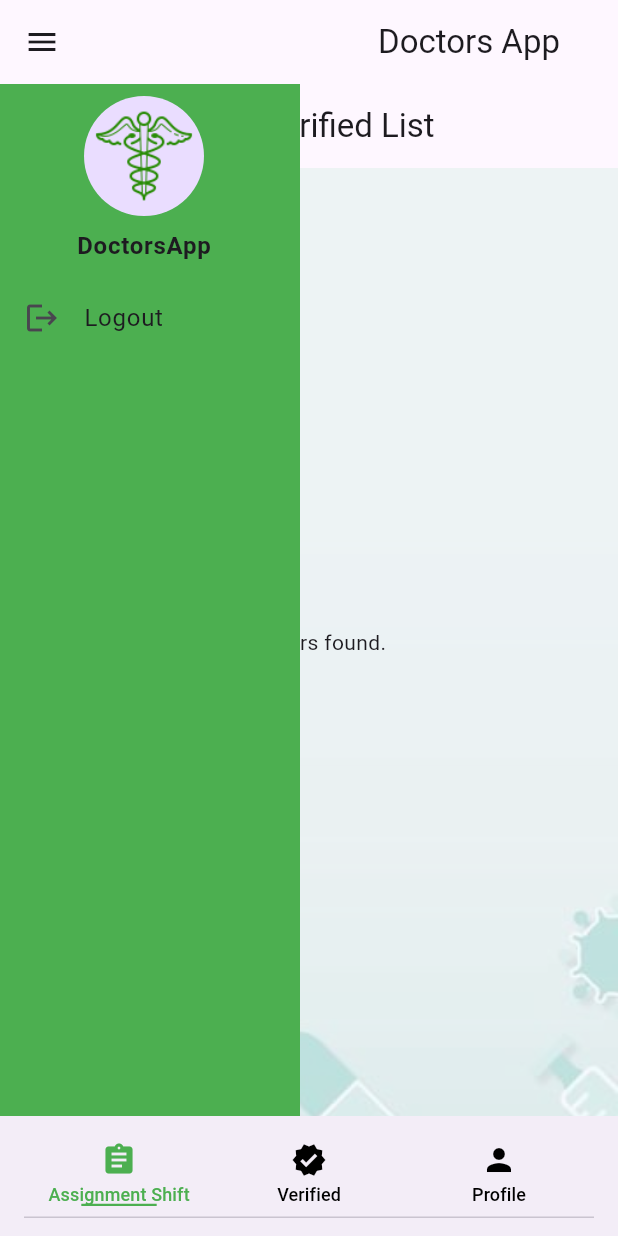
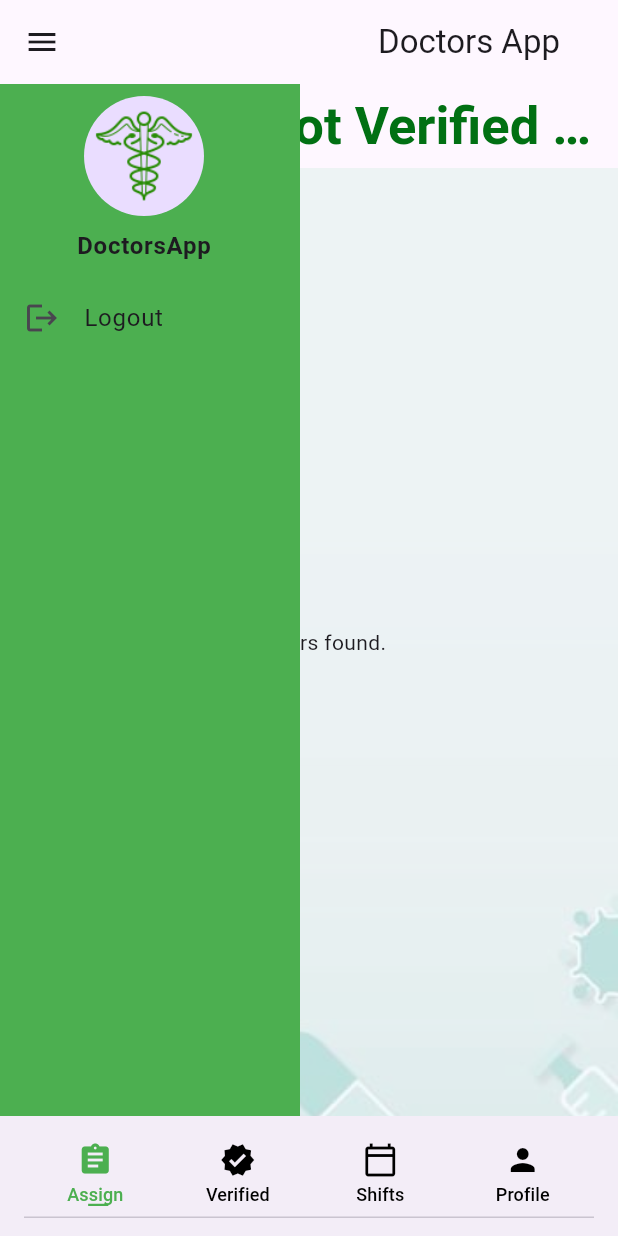
Before and after one commit to mezenbayounes/DoctorsApp, a Flutter app: the HomeScreen screen opened by its route, item 2 of the bottom bar chosen, on a phone screen of 412 x 824 dp. Run offline on Flutter 3.47's test engine with Material 3 defaults, Android fonts, the phone set to English and light mode, and no system bars; our stand-ins replace firebase_auth, firebase_core, shared_preferences; missing offline and left inert: simple_drawer; accounts and stored records are empty; network calls fail.

Commit message:
consulter shifts/delete shifts

```diff
--- a/lib/main.dart
+++ b/lib/main.dart
@@ -1,5 +1,6 @@
 import 'package:doctor_app/firebase_options.dart';
 import 'package:doctor_app/routes/app_routes.dart';
+import 'package:doctor_app/screens/List_All_Shifts/GetAllShifts_provider.dart';
 import 'package:doctor_app/screens/Shift_Assignment/Shift_Assignment_provider.dart';
 import 'package:doctor_app/screens/home/home_provider.dart';
 import 'package:doctor_app/screens/login/login_provider.dart';
@@ -29,6 +30,7 @@ class DoctorsApp extends StatelessWidget {
         ChangeNotifierProvider(create: (_) => ProfileProvider()),
         ChangeNotifierProvider(create: (context) => ValidationProvider()),
         ChangeNotifierProvider(create: (_) => ShiftAssignmentProvider()),
+        ChangeNotifierProvider(create: (context) => ShiftProvider()),
       ],
       child: const MaterialApp(
         debugShowCheckedModeBanner: false,
--- a/lib/routes/app_routes.dart
+++ b/lib/routes/app_routes.dart
@@ -1,3 +1,4 @@
+import 'package:doctor_app/screens/List_All_Shifts/GetAllShifts_screen.dart';
 import 'package:doctor_app/screens/Shift_Assignment/Shift_Assignment_screen.dart';
 import 'package:doctor_app/screens/validation/validation_screen.dart';
 import 'package:flutter/material.dart';
@@ -15,6 +16,8 @@ class AppRoutes {
   static const String profile = '/profile';
   static const String usersList = '/usersList';
   static const String shiftAssignmentScreen = '/shiftAssignmentScreen';
+    static const String shiftListScreen = '/shiftListScreen';
+
 
   static Route<dynamic> generateRoute(RouteSettings settings) {
     switch (settings.name) {
@@ -32,6 +35,8 @@ class AppRoutes {
         return MaterialPageRoute(builder: (_) => UserListScreen());
       case shiftAssignmentScreen:
         return MaterialPageRoute(builder: (_) => ShiftAssignmentScreen());
+        case shiftListScreen:
+        return MaterialPageRoute(builder: (_) => ShiftListScreen());
       default:
         return MaterialPageRoute(
           builder: (_) => Scaffold(
--- a/lib/screens/home/home_screen.dart
+++ b/lib/screens/home/home_screen.dart
@@ -1,4 +1,5 @@
 import 'dart:async';
+import 'package:doctor_app/screens/List_All_Shifts/GetAllShifts_screen.dart';
 import 'package:doctor_app/screens/Shift_Assignment/Shift_Assignment_screen.dart';
 import 'package:doctor_app/screens/validation/validation_screen.dart';
 import 'package:doctor_app/services/auth_service.dart';
@@ -21,6 +22,7 @@ class _HomeScreenState extends State<HomeScreen> {
   final List<Widget> _pages = [
     const ShiftAssignmentScreen(), // Home screen
     UserListScreen(), // Search screen
+    const ShiftListScreen(), // Profile screen
     const ProfileScreen(), // Profile screen
   ];
 
--- a/lib/screens/validation/validation_screen.dart
+++ b/lib/screens/validation/validation_screen.dart
@@ -23,9 +23,18 @@ class _UserListScreenState extends State<UserListScreen> {
 
     return Scaffold(
       appBar: AppBar(
-        title: Text('Users Not Verified List'),
+        title: Center(
+          child: Text(
+            'Users Not Verified List',
+            style: TextStyle(
+              fontSize: 35,
+              fontFamily: 'Roboto', // Use your custom font
+              fontWeight: FontWeight.bold,
+              color: Color.fromARGB(255, 1, 112, 19),
+            ),
+          ),
+        ),
       ),
-
       body: Stack(
         children: [
           // Background image with opacity
--- a/lib/widgets/bottom_nav_bar.dart
+++ b/lib/widgets/bottom_nav_bar.dart
@@ -28,13 +28,14 @@ class _BottomNavBarState extends State<BottomNavBar>
     Colors.green,
     Colors.green,
     Colors.green,
+    Colors.green,
   ];
 
   @override
   void initState() {
     super.initState();
     currentPage = widget.currentIndex;
-    tabController = TabController(length: 3, vsync: this);
+    tabController = TabController(length: 4, vsync: this);
     tabController.addListener(() {
       final value = tabController.index;
       if (value != currentPage && mounted) {
@@ -58,7 +59,8 @@ class _BottomNavBarState extends State<BottomNavBar>
         ? Colors.black
         : Colors.white;
 
-    return BottomAppBar(
+    return SafeArea(
+      child: BottomAppBar(
         shape: const CircularNotchedRectangle(),
         child: SizedBox(
           height: 60,
@@ -67,13 +69,16 @@ class _BottomNavBarState extends State<BottomNavBar>
             indicatorPadding: const EdgeInsets.fromLTRB(6, 0, 6, 0),
             indicator: UnderlineTabIndicator(
               borderSide: BorderSide(color: colors[currentPage], width: 1.5),
-            insets: const EdgeInsets.fromLTRB(16, 0, 16, 8),
+              insets: const EdgeInsets.fromLTRB(20, 0, 16, 8),
             ),
             tabs: [
-            _buildTab(Icons.assignment, "Assignment Shift", 0, unselectedColor),
+              _buildTab(Icons.assignment, "Assign", 0, unselectedColor),
               _buildTab(Icons.verified, "Verified", 1, unselectedColor),
-            _buildTab(Icons.person, "Profile", 2, unselectedColor),
+              _buildTab(
+                  Icons.calendar_today_outlined, "Shifts", 2, unselectedColor),
+              _buildTab(Icons.person, "Profile", 3, unselectedColor),
             ],
+          ),
         ),
       ),
     );
--- a/pubspec.yaml
+++ b/pubspec.yaml
@@ -47,6 +47,7 @@ dependencies:
   simple_drawer: ^0.0.11
   custom_calender_picker: ^0.1.1
   easy_date_timeline: ^2.0.6
+  intl: ^0.19.0
 
 dev_dependencies:
   flutter_test:
```
Also changed, not shown: lib/screens/List_All_Shifts/GetAllShifts_module.dart (added, +25 -0 lines), lib/screens/List_All_Shifts/GetAllShifts_provider.dart (added, +63 -0 lines), lib/screens/List_All_Shifts/GetAllShifts_screen.dart (added, +181 -0 lines), lib/screens/Shift_Assignment/Shift_Assignment_screen.dart (+17 -1 lines), pubspec.lock. Lines whose indentation alone changed are shown as unchanged.
